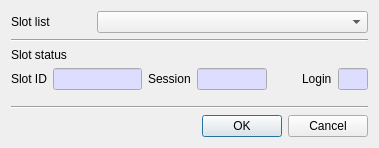
The window that CryptokiMan/close_session_dlg.ui (jykim74/CryptokiMan) describes before a commit, drawn with Qt 5.
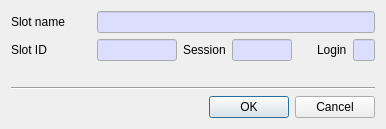
The same window after the commit.

Commit message: Slot List 를 모두 Slot Name 변경

What changed in the file:
```diff
--- a/CryptokiMan/close_session_dlg.ui
+++ b/CryptokiMan/close_session_dlg.ui
@@ -6,8 +6,8 @@
    <rect>
     <x>0</x>
     <y>0</y>
-    <width>379</width>
-    <height>148</height>
+    <width>386</width>
+    <height>129</height>
    </rect>
   </property>
   <property name="windowTitle">
@@ -15,8 +15,11 @@
   </property>
   <layout class="QVBoxLayout" name="verticalLayout">
    <item>
-    <layout class="QHBoxLayout" name="horizontalLayout">
-     <item>
+    <layout class="QGridLayout" name="gridLayout">
+     <property name="topMargin">
+      <number>0</number>
+     </property>
+     <item row="0" column="0">
       <widget class="QLabel" name="label">
        <property name="minimumSize">
         <size>
@@ -25,40 +28,56 @@
         </size>
        </property>
        <property name="text">
-        <string>Slot list</string>
+        <string>Slot name</string>
        </property>
       </widget>
      </item>
-     <item>
-      <widget class="QComboBox" name="mSlotsCombo">
-       <property name="sizePolicy">
-        <sizepolicy hsizetype="Preferred" vsizetype="Fixed">
-         <horstretch>1</horstretch>
-         <verstretch>0</verstretch>
-        </sizepolicy>
+     <item row="0" column="1">
+      <widget class="QLineEdit" name="mSlotNameText">
+       <property name="palette">
+        <palette>
+         <active>
+          <colorrole role="Base">
+           <brush brushstyle="SolidPattern">
+            <color alpha="255">
+             <red>221</red>
+             <green>221</green>
+             <blue>255</blue>
+            </color>
+           </brush>
+          </colorrole>
+         </active>
+         <inactive>
+          <colorrole role="Base">
+           <brush brushstyle="SolidPattern">
+            <color alpha="255">
+             <red>221</red>
+             <green>221</green>
+             <blue>255</blue>
+            </color>
+           </brush>
+          </colorrole>
+         </inactive>
+         <disabled/>
+        </palette>
+       </property>
+       <property name="readOnly">
+        <bool>true</bool>
        </property>
       </widget>
      </item>
     </layout>
    </item>
-   <item>
-    <widget class="Line" name="line">
-     <property name="orientation">
-      <enum>Qt::Horizontal</enum>
-     </property>
-    </widget>
-   </item>
-   <item>
-    <widget class="QLabel" name="label_2">
-     <property name="text">
-      <string>Slot status</string>
-     </property>
-    </widget>
-   </item>
    <item>
     <layout class="QHBoxLayout" name="horizontalLayout_2">
      <item>
       <widget class="QLabel" name="label_3">
+       <property name="minimumSize">
+        <size>
+         <width>80</width>
+         <height>0</height>
+        </size>
+       </property>
        <property name="text">
         <string>Slot ID</string>
        </property>
```
Left out of the diff: 1 changed line with no effect on the pictures. The commit also changes 116 other files.
